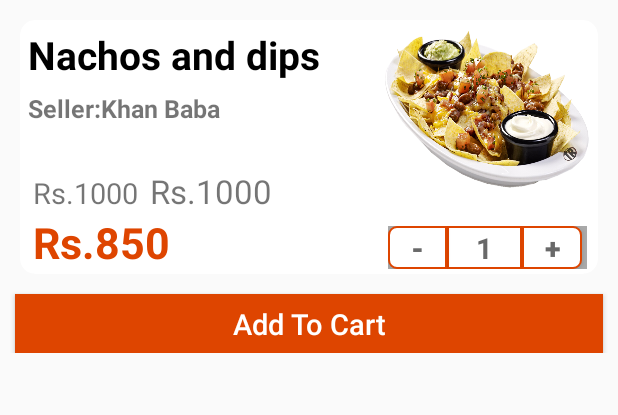
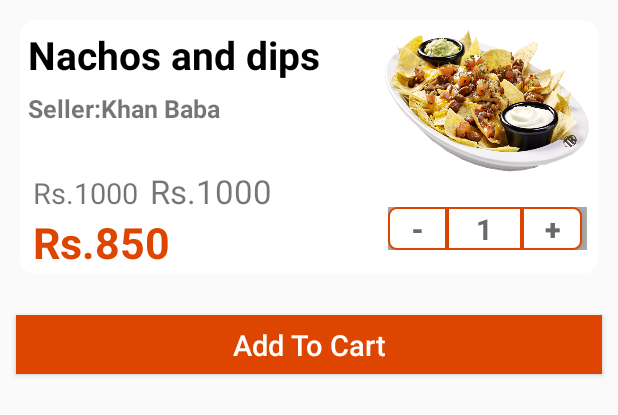
Before and after one commit to shaquib4/Localzes, an Android app: the layout add_to_cart.xml on its own in the app's theme, with its tools: preview values and no code run, on a phone screen of 412 x 824 dp. Shown: the top 415 px of the screen. Run offline under Robolectric (Android 15) with nearby library versions, the phone set to English and light mode, and no system bars.

Commit message:
fst changes RAtnakar

```diff
--- a/app/src/main/res/layout/activity_card_example.xml
+++ b/app/src/main/res/layout/activity_card_example.xml
@@ -84,9 +84,8 @@
                 android:id="@+id/txtRatingShop_customer"
                 android:layout_width="wrap_content"
                 android:layout_height="@dimen/_18sdp"
-
-                android:layout_alignTop="@+id/txtShop_name"
-                android:layout_alignParentRight="true"
+                android:layout_alignTop="@+id/imgRating_customer"
+                android:layout_alignParentEnd="true"
                 android:layout_marginEnd="10dp"
                 android:text="4.5/5"
                 android:textColor="#de4500"
--- a/app/src/main/res/layout/activity_continueas.xml
+++ b/app/src/main/res/layout/activity_continueas.xml
@@ -8,9 +8,9 @@
     <TextView
         android:id="@+id/localze"
         android:layout_width="wrap_content"
-        android:layout_height="60dp"
+        android:layout_height="wrap_content"
         android:text="Localze"
-        android:textSize="50sp"
+        android:textSize="@dimen/_40ssp"
         android:textColor="#fff"
         android:fontFamily="@font/montserrat_bold"
         android:textStyle="bold"
--- a/app/src/main/res/layout/add_to_cart.xml
+++ b/app/src/main/res/layout/add_to_cart.xml
@@ -1,18 +1,17 @@
 <?xml version="1.0" encoding="utf-8"?>
 <RelativeLayout xmlns:android="http://schemas.android.com/apk/res/android"
+    xmlns:app="http://schemas.android.com/apk/res-auto"
     android:layout_width="match_parent"
-    android:layout_height="wrap_content"
-    xmlns:app="http://schemas.android.com/apk/res-auto">
-
-
+    android:layout_height="@dimen/_200sdp">
 
     <androidx.cardview.widget.CardView
-        app:cardCornerRadius="10dp"
+        android:id="@+id/cardProduct"
 
-        android:id="@+id/cardProduct"
+        android:layout_width="wrap_content"
+        android:layout_height="wrap_content"
         android:layout_margin="@dimen/_10sdp"
-        android:layout_width="wrap_content"
-        android:layout_height="wrap_content">
+        app:cardCornerRadius="10dp">
+
         <LinearLayout
             android:id="@+id/Continue"
             android:layout_width="match_parent"
@@ -31,10 +30,10 @@
                     android:layout_width="match_parent"
                     android:layout_height="wrap_content"
                     android:padding="3dp"
-                    android:textSize="@dimen/_20ssp"
                     android:text="Nachos and dips"
                     android:textAppearance="?android:attr/textAppearanceLarge"
                     android:textColor="#000000"
+                    android:textSize="@dimen/_20ssp"
                     android:textStyle="bold" />
 
                 <TextView
@@ -45,41 +44,43 @@
                     android:text="Seller:Khan Baba"
                     android:textSize="@dimen/_13ssp"
                     android:textStyle="bold" />
+
                 <LinearLayout
                     android:layout_width="wrap_content"
                     android:layout_height="wrap_content"
                     android:orientation="horizontal"
                     android:weightSum="2">
+
                     <TextView
-                    android:layout_weight="1"
-                    android:layout_marginStart="@dimen/_5sdp"
-                    android:layout_marginTop="@dimen/_20sdp"
                         android:id="@+id/ProductPrice"
                         android:layout_width="wrap_content"
                         android:layout_height="wrap_content"
+                        android:layout_marginStart="@dimen/_5sdp"
+                        android:layout_marginTop="@dimen/_20sdp"
+                        android:layout_weight="1"
                         android:text="Rs.1000"
                         android:textSize="@dimen/_15ssp" />
 
                     <TextView
-                    android:layout_weight="1"
+                        android:id="@+id/ProductOfferPrice"
+                        android:layout_width="wrap_content"
+                        android:layout_height="wrap_content"
                         android:layout_marginStart="@dimen/_6sdp"
                         android:layout_marginTop="@dimen/_20sdp"
-                    android:id="@+id/ProductOfferPrice"
-
-                    android:layout_width="wrap_content"
-                    android:layout_height="wrap_content"
+                        android:layout_weight="1"
                         android:text="Rs.1000"
                         android:textSize="@dimen/_17ssp" />
                 </LinearLayout>
+
                 <TextView
                     android:id="@+id/ProductFinalPrice"
                     android:layout_width="wrap_content"
+                    android:layout_height="wrap_content"
                     android:layout_marginStart="@dimen/_5sdp"
-                    android:layout_height="wrap_content"
                     android:text="Rs.850"
-                    android:textStyle="bold"
                     android:textColor="#de4500"
-                    android:textSize="@dimen/_22ssp" />
+                    android:textSize="@dimen/_22ssp"
+                    android:textStyle="bold" />
 
             </LinearLayout>
 
@@ -92,8 +93,7 @@
                 <ImageView
                     android:id="@+id/ProductImage"
                     android:layout_width="match_parent"
-
-                    android:layout_height="@dimen/_100sdp"
+                    android:layout_height="@dimen/_90sdp"
                     android:scaleType="fitXY"
                     android:src="@drawable/lanju" />
 
@@ -120,13 +120,13 @@
                     <TextView
                         android:id="@+id/txtCounter"
                         android:layout_width="0dp"
-                        android:background="@drawable/add_item_quantity"
                         android:layout_height="match_parent"
                         android:layout_weight="3"
+                        android:background="@drawable/add_item_quantity"
                         android:gravity="center"
-                        android:textSize="@dimen/_15ssp"
                         android:text="1"
                         android:textColor="#696969"
+                        android:textSize="@dimen/_15ssp"
                         android:textStyle="bold" />
 
                     <Button
@@ -145,15 +145,16 @@
             </LinearLayout>
         </LinearLayout>
     </androidx.cardview.widget.CardView>
+
     <Button
         android:id="@+id/btncontinue"
         android:layout_width="match_parent"
         android:layout_height="@dimen/_30sdp"
+        android:layout_alignParentBottom="true"
+        android:layout_margin="@dimen/_8sdp"
         android:background="#de4500"
-        android:layout_marginHorizontal="10dp"
-        android:layout_below="@id/cardProduct"
         android:text="Add To Cart"
+        android:textAllCaps="false"
         android:textColor="#ffffff"
-        android:textAllCaps="false"
-        android:textSize="@dimen/_15ssp"/>
+        android:textSize="@dimen/_15ssp" />
 </RelativeLayout>
```
Also changed, not shown: app/src/main/res/drawable-anydpi/ic_email.xml (added, +11 -0 lines), app/src/main/res/drawable-anydpi/ic_password.xml (added, +11 -0 lines), app/src/main/res/drawable-hdpi/login_button.xml (added, +10 -0 lines), app/src/main/res/drawable/background.xml (added, +11 -0 lines), app/src/main/res/drawable-hdpi/ic_email.png (added), app/src/main/res/drawable-hdpi/ic_password.png (added), app/src/main/res/drawable-mdpi/ic_email.png (added), app/src/main/res/drawable-mdpi/ic_password.png (added), app/src/main/res/drawable-xhdpi/ic_email.png (added), app/src/main/res/drawable-xhdpi/ic_password.png (added), app/src/main/res/drawable-xxhdpi/ic_email.png (added), app/src/main/res/drawable-xxhdpi/ic_password.png (added). Lines whose indentation alone changed are shown as unchanged.
